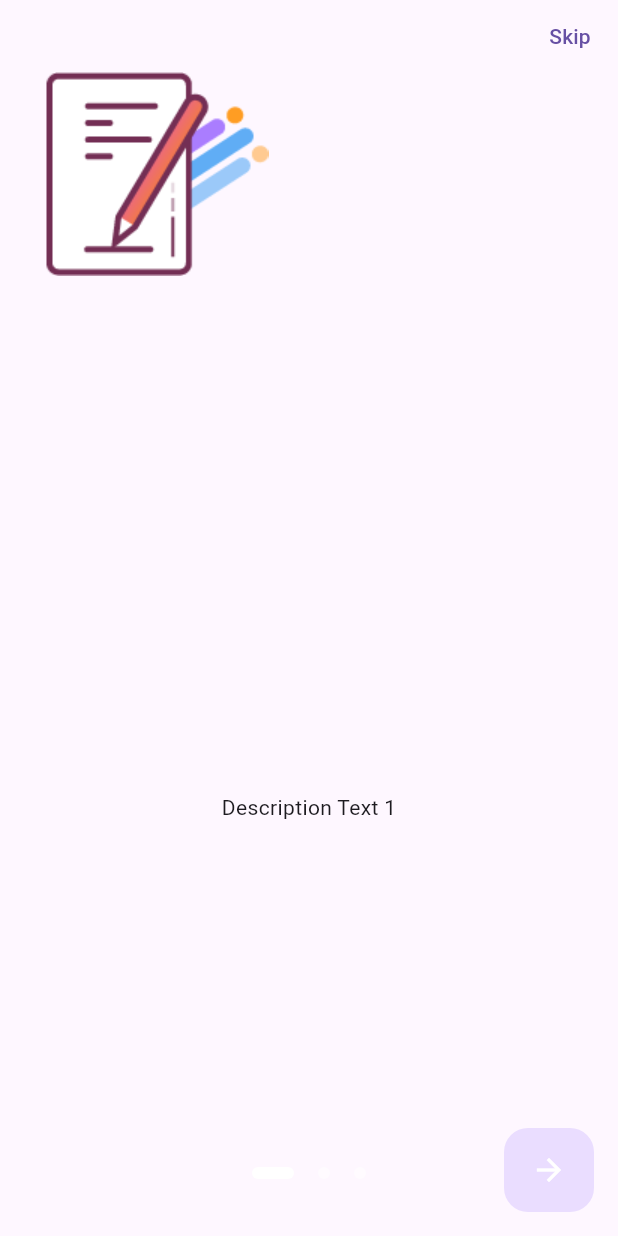
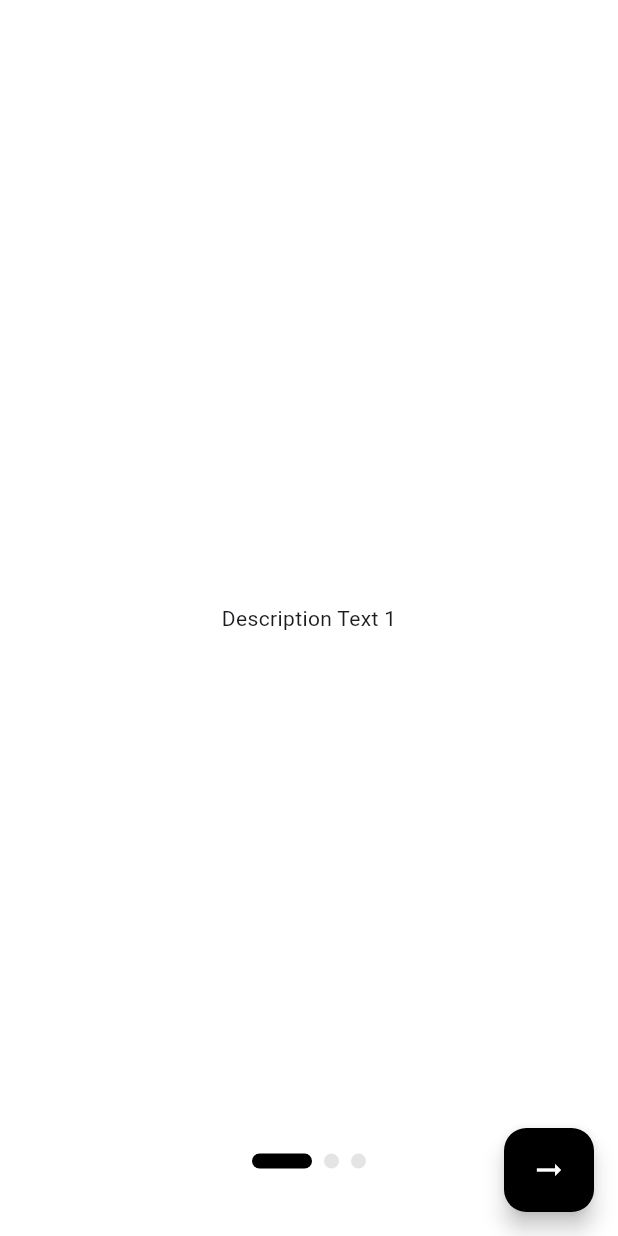
Before and after one commit to C4s4r/flutter_onboarding, a Flutter app: the screen it shows after launch, on a phone screen of 412 x 824 dp. Run offline on Flutter 3.47's test engine with Material 2 defaults, Android fonts, the phone set to English and light mode, and no system bars; drawn by our look-alikes of smooth_page_indicator.

Commit message:
Refactoring package

```diff
--- a/example/lib/main.dart
+++ b/example/lib/main.dart
@@ -17,51 +17,20 @@ class MyApp extends StatelessWidget {
         primarySwatch: Colors.orange,
         useMaterial3: true,
       ),
-      home: OnBoardingSlider(
-        pageCount: 3,
-        imageHorizontalOffset: 30,
-        skipTextButton: Text('Skip'),
-        heroWidgets: [
-          Image.asset('assets/Asset 19@2x.png'),
-          Image.asset('assets/Asset 20@2x.png'),
-          Image.asset('assets/Asset 25@2x.png'),
+      home: const OnboardingSlider(
+        items: [
+          Center(child: Text('Description Text 1')),
+          Center(child: Text('Description Text 2')),
+          Center(child: Text('Description Text 3')),
         ],
-        pageBodies: [
-          Container(
-            padding: const EdgeInsets.symmetric(horizontal: 40),
-            child: Column(
-              children: const <Widget>[
-                SizedBox(
-                  height: 480,
-                ),
-                Text('Description Text 1'),
-              ],
-            ),
-          ),
-           Container(
-            padding: const EdgeInsets.symmetric(horizontal: 40),
-            child: Column(
-              children: const <Widget>[
-                SizedBox(
-                  height: 480,
-                ),
-                Text('Description Text 2'),
-              ],
-            ),
-          ),
-           Container(
-            padding: const EdgeInsets.symmetric(horizontal: 40),
-            child: Column(
-              children: const <Widget>[
-                SizedBox(
-                  height: 480,
-                ),
-                Text('Description Text 3'),
-              ],
-            ),
-          ),
-        ],
+        donePage: Scaffold(backgroundColor: Colors.black),
+        nextButtonIcon: Icon(
+          Icons.arrow_right_alt,
+          color: Colors.white,
+        ),
+        buttonTextStyle: TextStyle(color: Colors.white),
       ),
+      debugShowCheckedModeBanner: false,
     );
   }
 }
--- a/lib/background.dart
+++ /dev/null
@@ -1,263 +0,0 @@
-import 'package:flutter/material.dart';
-import 'package:provider/provider.dart';
-
-class Background extends StatelessWidget {
-  final List<Widget> backgrounds;
-  final int pageCount;
-  final double speed;
-  final double imageVerticalOffset;
-  final double imageHorizontalOffset;
-  final Widget child;
-
-  const Background({
-    Key? key,
-    required this.backgrounds,
-    required this.pageCount,
-    required this.speed,
-    required this.imageVerticalOffset,
-    required this.imageHorizontalOffset,
-    required this.child,
-  }) : super(key: key);
-
-  @override
-  Widget build(BuildContext context) {
-    assert(backgrounds.length == pageCount);
-
-    return Stack(
-      children: [
-        for (int i = 0; i < pageCount; i++)
-          BackgroundImage(
-            imageHorizontalOffset: imageHorizontalOffset,
-            imageVerticalOffset: imageVerticalOffset,
-            id: pageCount - i,
-            speed: speed,
-            background: backgrounds[pageCount - i - 1],
-          ),
-        child,
-      ],
-    );
-  }
-}
-
-class BackgroundImage extends StatelessWidget {
-  final int id;
-  final Widget background;
-  final double imageVerticalOffset;
-  final double speed;
-  final double imageHorizontalOffset;
-
-  const BackgroundImage({
-    Key? key,
-    required this.id,
-    required this.speed,
-    required this.background,
-    required this.imageVerticalOffset,
-    required this.imageHorizontalOffset,
-  }) : super(key: key);
-
-  @override
-  Widget build(BuildContext context) {
-    return Consumer<PageOffsetNotifier>(
-      builder: (context, notifier, child) {
-        return Stack(children: [
-          Positioned(
-            top: imageVerticalOffset,
-            left: MediaQuery.of(context).size.width * ((id - 1) * speed) -
-                speed * notifier.offset +
-                imageHorizontalOffset,
-            child: child!,
-          ),
-        ]);
-      },
-      child: Container(child: background),
-    );
-  }
-}
-
-class BackgroundBody extends StatelessWidget {
-  final List<Widget> bodies;
-  final PageController controller;
-  final Function function;
-  final int pageCount;
-
-  const BackgroundBody({
-    Key? key,
-    required this.bodies,
-    required this.controller,
-    required this.function,
-    required this.pageCount,
-  }) : super(key: key);
-
-  @override
-  Widget build(BuildContext context) {
-    assert(bodies.length == pageCount);
-
-    return PageView(
-      physics: const ClampingScrollPhysics(),
-      controller: controller,
-      onPageChanged: (value) {
-        function(value);
-      },
-      children: bodies,
-    );
-  }
-}
-
-class BackgroundController extends StatelessWidget {
-  final int currentPage;
-  final int pageCount;
-  final Color? controllerColor;
-  final bool indicatorAbove;
-  final double indicatorPosition;
-
-  const BackgroundController({
-    Key? key,
-    required this.currentPage,
-    required this.pageCount,
-    required this.controllerColor,
-    required this.indicatorAbove,
-    required this.indicatorPosition,
-  }) : super(key: key);
-
-  /// List of the slide indicators
-  List<Widget> _buildPageIndicator(BuildContext context) {
-    List<Widget> list = [];
-    for (int i = 0; i < pageCount; i++) {
-      list.add(i == currentPage ? _indicator(true, context) : _indicator(false, context));
-    }
-    return list;
-  }
-
-  /// Slide controller / indicator
-  Widget _indicator(bool isActive, BuildContext context) {
-    return AnimatedContainer(
-      duration: const Duration(milliseconds: 150),
-      margin: EdgeInsets.only(left: 8.0, right: 8.0, bottom: indicatorAbove ? indicatorPosition : 28),
-      height: 8.0,
-      width: isActive ? 28.0 : 8.0,
-      decoration: BoxDecoration(
-        color: isActive ? controllerColor ?? Colors.white : (controllerColor ?? Colors.white).withOpacity(0.5),
-        borderRadius: const BorderRadius.all(Radius.circular(12)),
-      ),
-    );
-  }
-
-  @override
-  Widget build(BuildContext context) {
-    return indicatorAbove
-        ? Container(
-            padding: const EdgeInsets.only(bottom: 10),
-            child: Row(
-              mainAxisAlignment: MainAxisAlignment.center,
-              children: _buildPageIndicator(context),
-            ),
-          )
-        : currentPage == pageCount - 1
-            ? const SizedBox.shrink()
-            : Container(
-                padding: const EdgeInsets.only(bottom: 10),
-                child: Row(
-                  mainAxisAlignment: MainAxisAlignment.center,
-                  children: _buildPageIndicator(context),
-                ),
-              );
-  }
-}
-
-class FinalButton extends StatelessWidget {
-  final int currentPage;
-  final PageController pageController;
-  final int pageCount;
-  final bool addButton;
-  final Function? onPageFinish;
-  final Color? buttonBackgroundColor;
-  final TextStyle buttonTextStyle;
-  final String? buttonText;
-  final bool hasSkip;
-  final Icon skipIcon;
-
-  const FinalButton({
-    Key? key,
-    required this.currentPage,
-    required this.pageController,
-    required this.pageCount,
-    this.onPageFinish,
-    this.buttonBackgroundColor,
-    this.buttonText,
-    required this.buttonTextStyle,
-    required this.addButton,
-    required this.hasSkip,
-    required this.skipIcon,
-  }) : super(key: key);
-
-  /// Switch to next slide using the FloatingActionButton
-  void _goToNextPage(BuildContext context) {
-    pageController.nextPage(
-      duration: const Duration(milliseconds: 500),
-      curve: Curves.ease,
-    );
-  }
-
-  @override
-  Widget build(BuildContext context) {
-    return addButton
-        ? hasSkip
-            ? AnimatedContainer(
-                padding:
-                    currentPage == pageCount - 1 ? const EdgeInsets.symmetric(horizontal: 30) : const EdgeInsets.all(0),
-                width: currentPage == pageCount - 1 ? MediaQuery.of(context).size.width - 30 : 60,
-                duration: const Duration(milliseconds: 100),
-                child: currentPage == pageCount - 1
-                    ? FloatingActionButton.extended(
-                        shape: const RoundedRectangleBorder(borderRadius: BorderRadius.all(Radius.circular(5.0))),
-                        onPressed: () => onPageFinish?.call(),
-                        elevation: 0,
-                        label: buttonText == null
-                            ? const SizedBox.shrink()
-                            : Text(
-                                buttonText!,
-                                style: buttonTextStyle,
-                              ),
-                        backgroundColor: buttonBackgroundColor,
-                      )
-                    : FloatingActionButton(
-                        onPressed: () => _goToNextPage(context),
-                        elevation: 0,
-                        backgroundColor: buttonBackgroundColor,
-                        child: skipIcon,
-                      ),
-              )
-            : Container(
-                padding: const EdgeInsets.symmetric(horizontal: 30),
-                width: MediaQuery.of(context).size.width - 30,
-                child: FloatingActionButton.extended(
-                  shape: const RoundedRectangleBorder(borderRadius: BorderRadius.all(Radius.circular(5.0))),
-                  onPressed: () => onPageFinish?.call(),
-                  elevation: 0,
-                  label: buttonText == null
-                      ? const SizedBox.shrink()
-                      : Text(
-                          buttonText!,
-                          style: buttonTextStyle,
-                        ),
-                  backgroundColor: buttonBackgroundColor,
-                ))
-        : const SizedBox.shrink();
-  }
-}
-
-class PageOffsetNotifier with ChangeNotifier {
-  double _offset = 0;
-  double _page = 0;
-
-  PageOffsetNotifier(PageController pageController) {
-    pageController.addListener(() {
-      _offset = pageController.offset;
-      _page = pageController.page ?? 0;
-      notifyListeners();
-    });
-  }
-
-  double get offset => _offset;
-  double get page => _page;
-}
--- a/lib/flutter_onboarding.dart
+++ b/lib/flutter_onboarding.dart
@@ -1,222 +1,137 @@
-library flutter_onboarding_slider;
+import 'package:flutter/cupertino.dart';
+import 'package:flutter/material.dart';
 
-import 'package:flutter/material.dart';
-import 'package:provider/provider.dart';
+import 'package:smooth_page_indicator/smooth_page_indicator.dart';
 
-import 'package:flutter_onboarding/navigation_bar.dart';
+class OnboardingSlider extends StatefulWidget {
+  final List<Widget> items;
 
-import 'background.dart';
+  final Widget donePage;
 
-export 'background.dart';
+  final Widget? nextButtonIcon;
 
-/// Adds an onboarding page with a parallex effect that can hold an illustration
-/// and some content. An indicator shows the progress of the onboarding.
-/// The last page has a call-to-action button.
-class OnBoardingSlider extends StatefulWidget {
-  /// Total number of pages
-  final int pageCount;
+  final String doneButtonText;
 
-  /// Color of the NavigationBar
-  final Color headerBackgroundColor;
+  final Color pageIndicatorColor;
 
-  /// List of widgets to be shown in the background.
-  /// Can be any picture or illustration, for example.
-  final List<Widget> heroWidgets;
+  final Color inactivePageIndicatorColor;
 
-  /// The animation speed for the [heroWidgets]
-  final double speed;
+  final Color? backgroundColor;
 
-  /// Background color of the screen (apart from the NavigationBar)
-  final Color? pageBackgroundColor;
+  final Color? buttonColor;
 
-  /// Callback to be executed when clicked on the [finishButton]
-  final Function? onFinish;
+  final TextStyle? buttonTextStyle;
 
-  /// NavigationBar trailing widget when on last screen
-  final Widget? trailing;
-
-  /// NavigationBar trailing widget when not on last screen
-  final Widget? skipTextButton;
-
-  /// The main content ont the screen displayed above [heroWidgets]
-  final List<Widget> pageBodies;
-
-  /// Callback to be executed when clicked on the last pages bottom button
-  final Function? trailingFunction;
-
-  /// Color of the bottom button on the last page
-  final Color? finishButtonColor;
-
-  /// Text inside last pages bottom button
-  final String? finishButtonText;
-
-  /// Text style for text inside last pages bottom button
-  final TextStyle finishButtonTextStyle;
-
-  /// Color of the bottom page indicators
-  final Color? controllerColor;
-
-  /// Toggle bottom button
-  final bool addButton;
-
-  /// Toggle bottom page controller visibilty
-  final bool addController;
-
-  /// Defines the vertical offset of the [heroWidgets]
-  final double imageVerticalOffset;
-
-  /// Defines the horizontal offset of the [heroWidgets]
-  final double imageHorizontalOffset;
-
-  /// Leading widget of the navigationBar
-  final Widget? leading;
-
-  /// Middle widget of the navigationBar
-  final Widget? middle;
-
-  /// Whether to show the FloatingActionButton or not
-  final bool hasFloatingButton;
-
-  /// Whether to show the skip button at the bottom or not
-  final bool hasSkip;
-
-  /// Icon inside the skip button
-  final Icon skipIcon;
-
-  /// Wether the indicator should be located on top of the screen
-  final bool indicatorAbove;
-
-  /// Distance of indicators from bottom
-  final double indicatorPosition;
-
-  const OnBoardingSlider({
-    Key? key,
-    required this.pageCount,
-    this.headerBackgroundColor = Colors.white,
-    required this.heroWidgets,
-    this.speed = 1.8,
-    required this.pageBodies,
-    this.onFinish,
-    this.trailingFunction,
-    this.trailing,
-    this.skipTextButton,
-    this.pageBackgroundColor,
-    this.finishButtonColor,
-    this.finishButtonText,
-    this.controllerColor,
-    this.addController = true,
-    this.addButton = true,
-    this.imageVerticalOffset = 0,
-    this.imageHorizontalOffset = 0,
-    this.leading,
-    this.middle,
-    this.hasFloatingButton = true,
-    this.hasSkip = true,
-    this.finishButtonTextStyle = const TextStyle(
-      fontSize: 20,
-      color: Colors.white,
-    ),
-    this.skipIcon = const Icon(
-      Icons.arrow_forward,
-      color: Colors.white,
-    ),
-    this.indicatorAbove = false,
-    this.indicatorPosition = 90,
-  }) : super(key: key);
+  const OnboardingSlider({
+    super.key,
+    required this.items,
+    required this.donePage,
+    this.nextButtonIcon,
+    this.doneButtonText = 'Finish',
+    this.pageIndicatorColor = Colors.black,
+    this.inactivePageIndicatorColor = const Color.fromARGB(255, 228, 228, 228),
+    this.backgroundColor = Colors.white,
+    this.buttonColor = Colors.black,
+    this.buttonTextStyle,
+  });
 
   @override
-  _OnBoardingSliderState createState() => _OnBoardingSliderState();
+  State<OnboardingSlider> createState() => _OnboardingSliderState();
 }
 
-class _OnBoardingSliderState extends State<OnBoardingSlider> {
-  final PageController _pageController = PageController(initialPage: 0);
+class _OnboardingSliderState extends State<OnboardingSlider> {
+  late PageController pageController;
+  int currentPage = 0;
 
-  int _currentPage = 0;
-
-  /// Slides to the next page
-  void slideNext(int page) {
-    setState(() {
-      _currentPage = page;
-    });
+  void onboardingDone() {
+    Navigator.of(context).pushReplacement(
+      PageRouteBuilder(
+        transitionDuration: const Duration(milliseconds: 450),
+        transitionsBuilder: ((context, animation, secondaryAnimation, child) {
+          animation = CurvedAnimation(parent: animation, curve: Curves.easeInOut);
+          return SlideTransition(
+            position: Tween<Offset>(
+              begin: const Offset(1.0, 0.0),
+              end: Offset.zero,
+            ).animate(animation),
+            child: child,
+          );
+        }),
+        pageBuilder: (context, animation, secondaryAnimation) => widget.donePage,
+      ),
+    );
   }
 
-  /// Skips to the last page
-  void _skip() {
-    _pageController.jumpToPage(widget.pageCount - 1);
+  @override
+  void initState() {
+    super.initState();
 
-    setState(() {
-      _currentPage = widget.pageCount - 1;
-    });
+    pageController = PageController();
+  }
+
+  @override
+  void dispose() {
+    pageController.dispose();
+
+    super.dispose();
   }
 
   @override
   Widget build(BuildContext context) {
-    return ChangeNotifierProvider(
-      create: (BuildContext context) => PageOffsetNotifier(_pageController),
-      child: Scaffold(
-        backgroundColor: widget.pageBackgroundColor,
-        floatingActionButton: widget.hasFloatingButton
-            ? FinalButton(
-                buttonTextStyle: widget.finishButtonTextStyle,
-                skipIcon: widget.skipIcon,
-                addButton: widget.addButton,
-                currentPage: _currentPage,
-                pageController: _pageController,
-                pageCount: widget.pageCount,
-                onPageFinish: widget.onFinish,
-                buttonBackgroundColor: widget.finishButtonColor,
-                buttonText: widget.finishButtonText,
-                hasSkip: widget.hasSkip,
+    return Scaffold(
+      backgroundColor: widget.backgroundColor,
+      floatingActionButton: AnimatedContainer(
+        padding: currentPage == widget.items.length - 1 ? const EdgeInsets.symmetric(horizontal: 30) : null,
+        width: currentPage == widget.items.length - 1 ? MediaQuery.of(context).size.width - 30 : 60,
+        duration: const Duration(milliseconds: 100),
+        child: currentPage != widget.items.length - 1
+            ? FloatingActionButton(
+                onPressed: () =>
+                    pageController.nextPage(duration: const Duration(milliseconds: 300), curve: Curves.easeInOut),
+                shape: const RoundedRectangleBorder(borderRadius: BorderRadius.all(Radius.circular(15))),
+                backgroundColor: widget.buttonColor,
+                child: widget.nextButtonIcon,
               )
-            : const SizedBox.shrink(),
-        body: SafeArea(
-          child: Column(
-            children: [
-              OnboardingNavigationBar(
-                leading: widget.leading,
-                middle: widget.middle,
-                pageCount: widget.pageCount,
-                currentPage: _currentPage,
-                onSkip: _skip,
-                headerBackgroundColor: widget.headerBackgroundColor,
-                onFinish: widget.trailingFunction,
-                finishButton: widget.trailing,
-                skipTextButton: widget.skipTextButton,
+            : FloatingActionButton.extended(
+                onPressed: onboardingDone,
+                label: Text(widget.doneButtonText, style: widget.buttonTextStyle),
+                shape: const RoundedRectangleBorder(borderRadius: BorderRadius.all(Radius.circular(15))),
+                backgroundColor: widget.buttonColor,
               ),
-              Expanded(
-                child: Background(
-                  imageHorizontalOffset: widget.imageHorizontalOffset,
-                  imageVerticalOffset: widget.imageVerticalOffset,
-                  backgrounds: widget.heroWidgets,
-                  speed: widget.speed,
-                  pageCount: widget.pageCount,
-                  child: Column(
-                      mainAxisAlignment: MainAxisAlignment.spaceBetween,
-                      crossAxisAlignment: CrossAxisAlignment.center,
-                      children: [
-                        Expanded(
-                          child: BackgroundBody(
-                            controller: _pageController,
-                            function: slideNext,
-                            pageCount: widget.pageCount,
-                            bodies: widget.pageBodies,
-                          ),
-                        ),
-                        widget.addController
-                            ? BackgroundController(
-                                indicatorPosition: widget.indicatorPosition,
-                                indicatorAbove: widget.indicatorAbove,
-                                currentPage: _currentPage,
-                                pageCount: widget.pageCount,
-                                controllerColor: widget.controllerColor,
-                              )
-                            : const SizedBox.shrink(),
-                      ]),
-                ),
+      ),
+      body: Stack(
+        alignment: AlignmentDirectional.center,
+        children: [
+          // Page content
+          PageView.builder(
+            controller: pageController,
+            itemCount: widget.items.length,
+            scrollBehavior: const CupertinoScrollBehavior(),
+            onPageChanged: (index) => setState(() => currentPage = index),
+            itemBuilder: (context, index) {
+              return Container(
+                color: widget.backgroundColor,
+                child: widget.items[index],
+              );
+            },
+          ),
+          // Page indicator
+          Positioned(
+            bottom: 45,
+            child: SmoothPageIndicator(
+              controller: pageController,
+              count: widget.items.length,
+              effect: ExpandingDotsEffect(
+                activeDotColor: widget.pageIndicatorColor,
+                dotColor: widget.inactivePageIndicatorColor,
+                dotWidth: 10,
+                dotHeight: 10,
+                offset: 20,
+                expansionFactor: 4,
               ),
-            ],
+            ),
           ),
-        ),
+        ],
       ),
     );
   }
--- a/pubspec.yaml
+++ b/pubspec.yaml
@@ -10,7 +10,7 @@ environment:
 dependencies:
   flutter:
     sdk: flutter
-  provider: ^6.0.5
+  smooth_page_indicator: ^1.0.0+2
 
 dev_dependencies:
   flutter_test:
```
